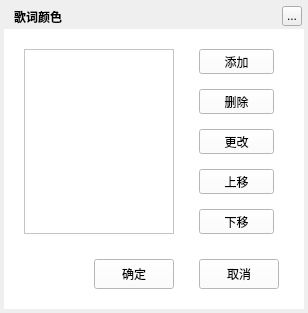
Greedysky/TTKMusicPlayer, file TTKModule/TTKWidget/musicUiKits/musicLrcKits/musiclrccolorwidget.ui: the form before one commit.
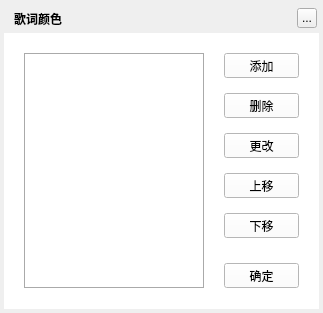
The form after the commit.

Commit message: refactor: Optimize visual color widget style[823401]

```diff
--- a/TTKModule/TTKWidget/musicUiKits/musicLrcKits/musiclrccolorwidget.ui
+++ b/TTKModule/TTKWidget/musicUiKits/musicLrcKits/musiclrccolorwidget.ui
@@ -6,7 +6,7 @@
    <rect>
     <x>0</x>
     <y>0</y>
-    <width>308</width>
+    <width>323</width>
     <height>313</height>
    </rect>
   </property>
@@ -18,7 +18,7 @@
     <rect>
      <x>4</x>
      <y>4</y>
-     <width>300</width>
+     <width>315</width>
      <height>305</height>
     </rect>
    </property>
@@ -30,8 +30,8 @@
    <property name="geometry">
     <rect>
      <x>14</x>
-     <y>4</y>
-     <width>220</width>
+     <y>6</y>
+     <width>90</width>
      <height>25</height>
     </rect>
    </property>
@@ -45,8 +45,8 @@
   <widget class="QToolButton" name="topTitleCloseButton">
    <property name="geometry">
     <rect>
-     <x>282</x>
-     <y>6</y>
+     <x>297</x>
+     <y>8</y>
      <width>20</width>
      <height>20</height>
     </rect>
@@ -59,9 +59,9 @@
    <property name="geometry">
     <rect>
      <x>4</x>
-     <y>29</y>
-     <width>300</width>
-     <height>280</height>
+     <y>33</y>
+     <width>315</width>
+     <height>276</height>
     </rect>
    </property>
    <property name="styleSheet">
@@ -72,15 +72,18 @@
      <rect>
       <x>20</x>
       <y>20</y>
-      <width>150</width>
-      <height>185</height>
+      <width>180</width>
+      <height>235</height>
      </rect>
     </property>
+    <property name="styleSheet">
+     <string notr="true">border:1px solid #AAAAAA;</string>
+    </property>
    </widget>
    <widget class="QPushButton" name="addButton">
     <property name="geometry">
      <rect>
-      <x>195</x>
+      <x>220</x>
       <y>20</y>
       <width>75</width>
       <height>25</height>
@@ -96,7 +99,7 @@
    <widget class="QPushButton" name="deleteButton">
     <property name="geometry">
      <rect>
-      <x>195</x>
+      <x>220</x>
       <y>60</y>
       <width>75</width>
       <height>25</height>
@@ -112,7 +115,7 @@
    <widget class="QPushButton" name="modifyButton">
     <property name="geometry">
      <rect>
-      <x>195</x>
+      <x>220</x>
       <y>100</y>
       <width>75</width>
       <height>25</height>
@@ -128,7 +131,7 @@
    <widget class="QPushButton" name="upButton">
     <property name="geometry">
      <rect>
-      <x>195</x>
+      <x>220</x>
       <y>140</y>
       <width>75</width>
       <height>25</height>
@@ -144,7 +147,7 @@
    <widget class="QPushButton" name="downButton">
     <property name="geometry">
      <rect>
-      <x>195</x>
+      <x>220</x>
       <y>180</y>
       <width>75</width>
       <height>25</height>
@@ -160,10 +163,10 @@
    <widget class="QPushButton" name="confirmButton">
     <property name="geometry">
      <rect>
-      <x>90</x>
+      <x>220</x>
       <y>230</y>
-      <width>80</width>
-      <height>30</height>
+      <width>75</width>
+      <height>25</height>
      </rect>
     </property>
     <property name="cursor">
@@ -173,22 +176,6 @@
      <string>确定</string>
     </property>
    </widget>
-   <widget class="QPushButton" name="cancelButton">
-    <property name="geometry">
-     <rect>
-      <x>195</x>
-      <y>230</y>
-      <width>80</width>
-      <height>30</height>
-     </rect>
-    </property>
-    <property name="cursor">
-     <cursorShape>PointingHandCursor</cursorShape>
-    </property>
-    <property name="text">
-     <string>取消</string>
-    </property>
-   </widget>
   </widget>
   <zorder>background</zorder>
   <zorder>backgroundMask</zorder>
```
The commit also changes 1 other file.
